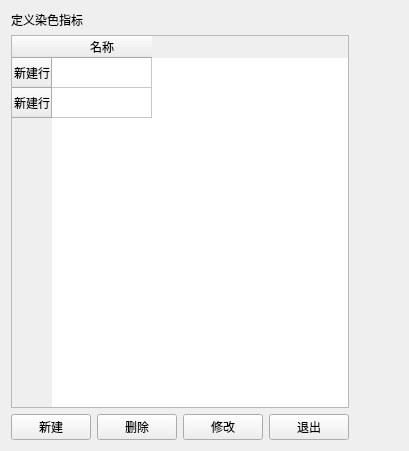
Above: tabsystemset/otherwidget/specialindexset.ui from YYC572652645/PatholoSystem before the change. Below: the same form after it.
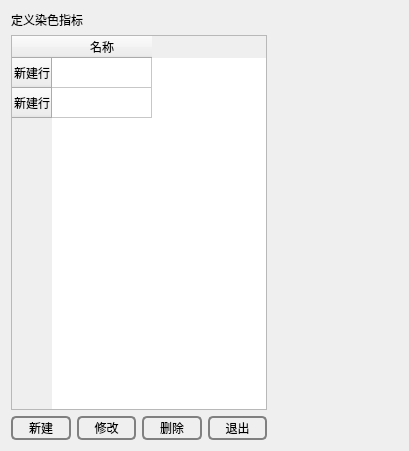
That is the form after the change.

What changed in the file:
```diff
--- a/tabsystemset/otherwidget/specialindexset.ui
+++ b/tabsystemset/otherwidget/specialindexset.ui
@@ -48,27 +48,123 @@
         <layout class="QHBoxLayout" name="horizontalLayout">
          <item>
           <widget class="QPushButton" name="pushButtonNew">
+           <property name="styleSheet">
+            <string notr="true">QPushButton
+{
+    background-color: transparent;
+    border-radius:5px;
+    border:2px solid gray;
+    color:black;
+    height:20px;
+}
+
+QPushButton:hover
+{
+    background-color: rgb(0,130,150);
+    border-radius:5px;
+    color:white;
+}
+
+QPushButton:hover:pressed
+{
+    background-color:rgb(85,170,255);
+    border-radius:5px;
+    color:white;
+}</string>
+           </property>
            <property name="text">
             <string>新建</string>
            </property>
           </widget>
          </item>
-         <item>
-          <widget class="QPushButton" name="pushButtonDelete">
-           <property name="text">
-            <string>删除</string>
-           </property>
-          </widget>
-         </item>
          <item>
           <widget class="QPushButton" name="pushButtonUpdate">
+           <property name="styleSheet">
+            <string notr="true">QPushButton
+{
+    background-color: transparent;
+    border-radius:5px;
+    border:2px solid gray;
+    color:black;
+    height:20px;
+}
+
+QPushButton:hover
+{
+    background-color: rgb(0,130,150);
+    border-radius:5px;
+    color:white;
+}
+
+QPushButton:hover:pressed
+{
+    background-color:rgb(85,170,255);
+    border-radius:5px;
+    color:white;
+}</string>
+           </property>
            <property name="text">
             <string>修改</string>
            </property>
           </widget>
          </item>
+         <item>
+          <widget class="QPushButton" name="pushButtonDelete">
+           <property name="styleSheet">
+            <string notr="true">QPushButton
+{
+    background-color: transparent;
+    border-radius:5px;
+    border:2px solid gray;
+    color:black;
+    height:20px;
+}
+
+QPushButton:hover
+{
+    background-color: rgb(0,130,150);
+    border-radius:5px;
+    color:white;
+}
+
+QPushButton:hover:pressed
+{
+    background-color:rgb(85,170,255);
+    border-radius:5px;
+    color:white;
+}</string>
+           </property>
+           <property name="text">
+            <string>删除</string>
+           </property>
+          </widget>
+         </item>
          <item>
           <widget class="QPushButton" name="pushButtonExit">
+           <property name="styleSheet">
+            <string notr="true">QPushButton
+{
+    background-color: transparent;
+    border-radius:5px;
+    border:2px solid gray;
+    color:black;
+    height:20px;
+}
+
+QPushButton:hover
+{
+    background-color: rgb(0,130,150);
+    border-radius:5px;
+    color:white;
+}
+
+QPushButton:hover:pressed
+{
+    background-color:rgb(85,170,255);
+    border-radius:5px;
+    color:white;
+}</string>
+           </property>
            <property name="text">
             <string>退出</string>
            </property>
```
